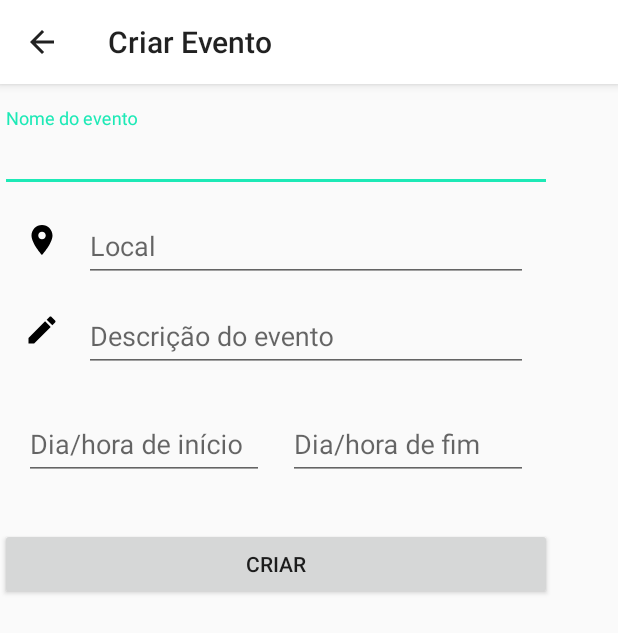
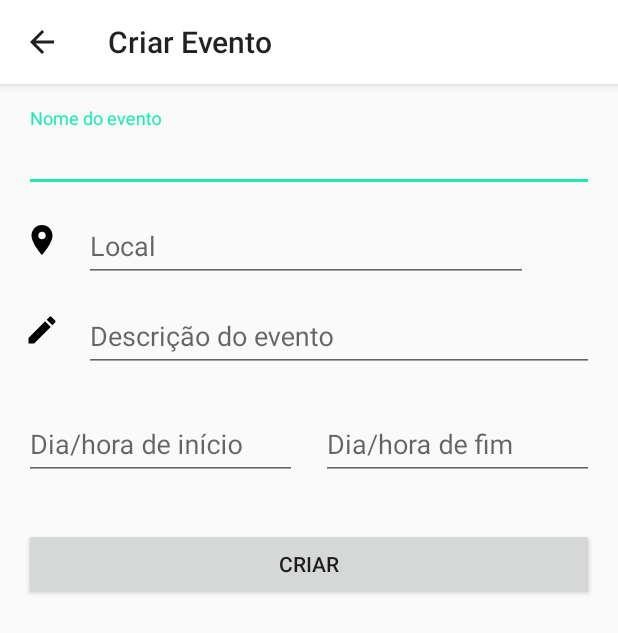
Before and after one commit to Projeto-Partiu/es-partiu, an Android app: the CreateEventFragment screen opened directly, with no data from a screen before it, on a phone screen of 412 x 824 dp. Shown: the top 633 px of the screen. Run offline under Robolectric (Android 15) with nearby library versions, the phone set to English and light mode, and no system bars; our stand-ins replace ButterKnife, Dagger/Hilt's generated code; 1 statement that could not run was skipped.

Commit message:
tirando as cagadas que o preview faz

```diff
--- a/android/Partiu/app/src/main/res/layout/fragment_create_event.xml
+++ b/android/Partiu/app/src/main/res/layout/fragment_create_event.xml
@@ -1,10 +1,8 @@
 <?xml version="1.0" encoding="utf-8"?>
 <ScrollView xmlns:android="http://schemas.android.com/apk/res/android"
     xmlns:app="http://schemas.android.com/apk/res-auto"
-    xmlns:tools="http://schemas.android.com/tools"
     android:layout_width="match_parent"
-    android:layout_height="match_parent"
-    tools:context="br.edu.ufcg.partiu.event.CreateEventActivity">
+    android:layout_height="match_parent">
 
     <android.support.constraint.ConstraintLayout
         android:layout_width="match_parent"
@@ -12,11 +10,12 @@
 
         <android.support.design.widget.TextInputLayout
             android:id="@+id/event_name_layout"
-            android:layout_width="368dp"
+            android:layout_width="match_parent"
             android:layout_height="wrap_content"
             android:layout_marginTop="16dp"
-            app:layout_constraintTop_toTopOf="parent"
-            tools:layout_editor_absoluteX="8dp">
+            android:layout_marginStart="16dp"
+            android:layout_marginEnd="16dp"
+            app:layout_constraintTop_toTopOf="parent">
 
             <android.support.design.widget.TextInputEditText
                 android:id="@+id/event_name"
@@ -62,12 +61,11 @@
 
         <LinearLayout
             android:id="@+id/event_description_layout"
-            android:layout_width="368dp"
+            android:layout_width="match_parent"
             android:layout_height="wrap_content"
             android:orientation="horizontal"
             android:layout_marginTop="4dp"
-            app:layout_constraintTop_toBottomOf="@+id/event_place_layout"
-            tools:layout_editor_absoluteX="8dp">
+            app:layout_constraintTop_toBottomOf="@id/event_place_layout">
 
             <ImageView
                 android:layout_width="wrap_content"
@@ -95,12 +93,11 @@
 
         <LinearLayout
             android:id="@+id/date_layout"
-            android:layout_width="368dp"
+            android:layout_width="match_parent"
             android:layout_height="wrap_content"
             android:orientation="horizontal"
             android:padding="16dp"
-            app:layout_constraintTop_toBottomOf="@+id/event_description_layout"
-            tools:layout_editor_absoluteX="8dp">
+            app:layout_constraintTop_toBottomOf="@id/event_description_layout">
 
             <android.support.design.widget.TextInputLayout
                 android:id="@+id/event_start_date_layout"
@@ -138,12 +135,11 @@
 
         <Button
             android:id="@+id/createButton"
-            android:layout_width="368dp"
+            android:layout_width="match_parent"
             android:layout_height="wrap_content"
             android:layout_margin="16dp"
             android:text="Criar"
-            app:layout_constraintTop_toBottomOf="@+id/date_layout"
-            tools:layout_editor_absoluteX="8dp" />
+            app:layout_constraintTop_toBottomOf="@id/date_layout" />
 
     </android.support.constraint.ConstraintLayout>
 
--- a/android/Partiu/app/src/main/res/layout/fragment_feed.xml
+++ b/android/Partiu/app/src/main/res/layout/fragment_feed.xml
@@ -7,7 +7,7 @@
 
     <android.support.design.widget.AppBarLayout
         android:id="@+id/toolbar_layout"
-        android:layout_width="368dp"
+        android:layout_width="match_parent"
         android:layout_height="wrap_content"
         android:theme="@style/AppTheme.AppBarOverlay"
         app:layout_constraintTop_toTopOf="parent"
@@ -28,7 +28,7 @@
         android:layout_width="wrap_content"
         android:layout_height="wrap_content"
         android:indeterminate="true"
-        app:layout_constraintTop_toBottomOf="@+id/toolbar_layout"
+        app:layout_constraintTop_toBottomOf="@id/toolbar_layout"
         app:layout_constraintBottom_toBottomOf="parent"
         app:layout_constraintLeft_toLeftOf="parent"
         app:layout_constraintRight_toRightOf="parent" />
@@ -39,16 +39,16 @@
         android:layout_height="wrap_content"
         android:text="@string/feed_empty_message"
         android:textAlignment="center"
-        app:layout_constraintTop_toBottomOf="@+id/toolbar_layout"
+        app:layout_constraintTop_toBottomOf="@id/toolbar_layout"
         app:layout_constraintBottom_toBottomOf="parent"
         app:layout_constraintLeft_toLeftOf="parent"
         app:layout_constraintRight_toRightOf="parent" />
 
     <android.support.v4.widget.SwipeRefreshLayout
         android:id="@+id/action_list_layout"
-        android:layout_width="24dp"
+        android:layout_width="match_parent"
         android:layout_height="wrap_content"
-        app:layout_constraintTop_toBottomOf="@+id/toolbar_layout"
+        app:layout_constraintTop_toBottomOf="@id/toolbar_layout"
         app:layout_constraintLeft_toLeftOf="parent">
 
         <android.support.v7.widget.RecyclerView
```
